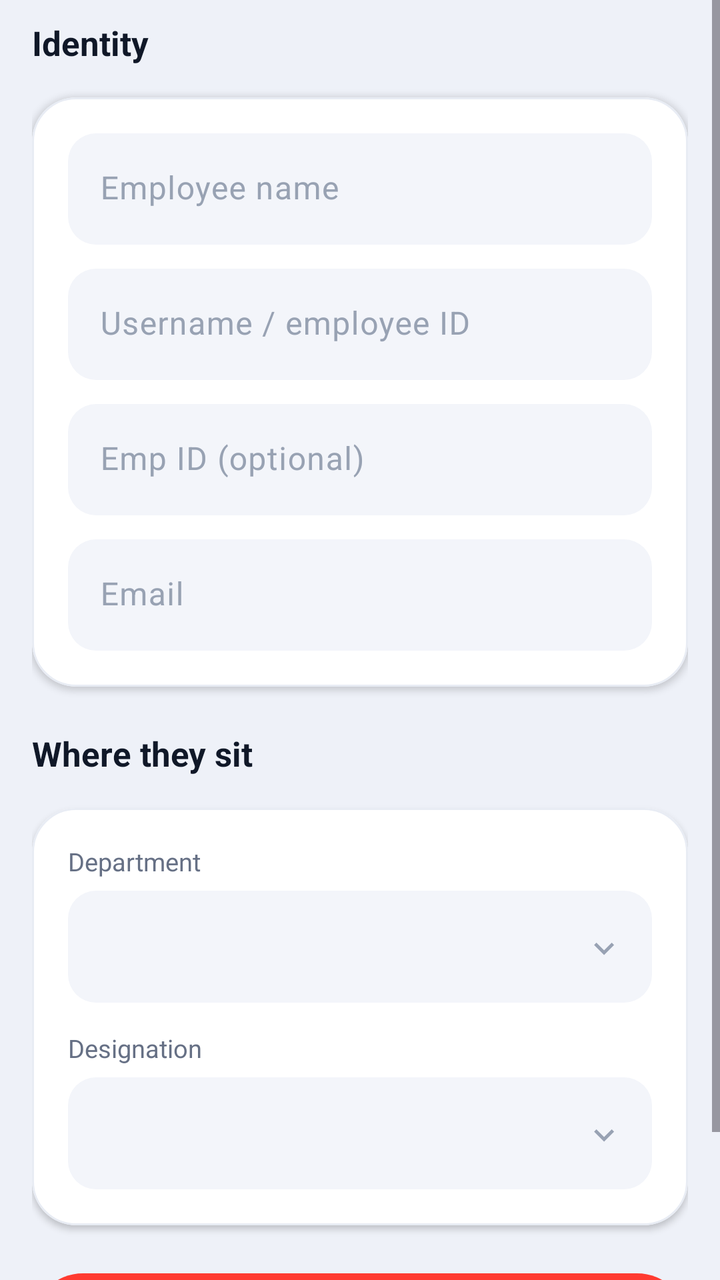
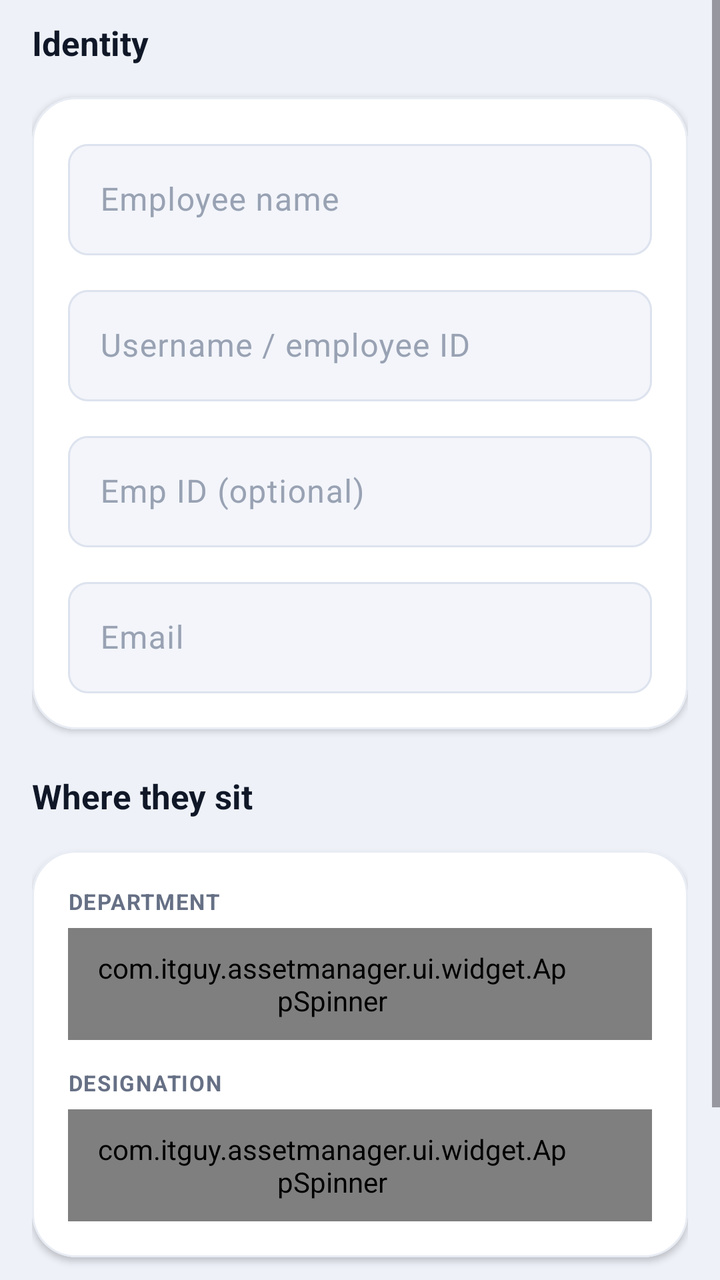

The first picture is an Android layout as it rendered before a commit; the second is the same layout after the commit. The layout source and the unified diff follow.
<!-- AndroidManifest.xml: application theme Theme.ItGuyAssets -->
<!-- res/layout/fragment_employee_edit.xml -->
<?xml version="1.0" encoding="utf-8"?>
<ScrollView xmlns:android="http://schemas.android.com/apk/res/android"
    xmlns:app="http://schemas.android.com/apk/res-auto"
    android:layout_width="match_parent"
    android:layout_height="match_parent"
    android:background="@color/page"
    android:clipToPadding="false"
    android:fillViewport="true">

    <LinearLayout
        android:layout_width="match_parent"
        android:layout_height="wrap_content"
        android:orientation="vertical"
        android:paddingStart="16dp"
        android:paddingEnd="16dp"
        android:paddingTop="6dp"
        android:paddingBottom="32dp">

        <TextView style="@style/SectionLabel" android:layout_marginTop="4dp" android:text="Identity" />

        <com.google.android.material.card.MaterialCardView style="@style/Card">
            <LinearLayout
                android:layout_width="match_parent"
                android:layout_height="wrap_content"
                android:orientation="vertical"
                android:padding="18dp">

                <com.google.android.material.textfield.TextInputLayout
                    style="@style/Field"
                    android:layout_width="match_parent"
                    android:layout_height="wrap_content"
                    android:hint="Employee name">
                    <com.google.android.material.textfield.TextInputEditText
                        android:id="@+id/fEmployeeName"
                        android:layout_width="match_parent"
                        android:layout_height="wrap_content"
                        android:inputType="textPersonName|textCapWords"
                        android:textColor="@color/text_strong" />
                </com.google.android.material.textfield.TextInputLayout>

                <com.google.android.material.textfield.TextInputLayout
                    style="@style/Field"
                    android:layout_width="match_parent"
                    android:layout_height="wrap_content"
                    android:layout_marginTop="12dp"
                    android:hint="Username / employee ID">
                    <com.google.android.material.textfield.TextInputEditText
                        android:id="@+id/fEmployeeID"
                        android:layout_width="match_parent"
                        android:layout_height="wrap_content"
                        android:textColor="@color/text_strong" />
                </com.google.android.material.textfield.TextInputLayout>

                <com.google.android.material.textfield.TextInputLayout
                    style="@style/Field"
                    android:layout_width="match_parent"
                    android:layout_height="wrap_content"
                    android:layout_marginTop="12dp"
                    android:hint="Emp ID (optional)">
                    <com.google.android.material.textfield.TextInputEditText
                        android:id="@+id/fEmpCode"
                        android:layout_width="match_parent"
                        android:layout_height="wrap_content"
                        android:textColor="@color/text_strong" />
                </com.google.android.material.textfield.TextInputLayout>

                <com.google.android.material.textfield.TextInputLayout
                    style="@style/Field"
                    android:layout_width="match_parent"
                    android:layout_height="wrap_content"
                    android:layout_marginTop="12dp"
                    android:hint="Email">
                    <com.google.android.material.textfield.TextInputEditText
                        android:id="@+id/fEmail"
                        android:layout_width="match_parent"
                        android:layout_height="wrap_content"
                        android:inputType="textEmailAddress"
                        android:textColor="@color/text_strong" />
                </com.google.android.material.textfield.TextInputLayout>
            </LinearLayout>
        </com.google.android.material.card.MaterialCardView>

        <TextView style="@style/SectionLabel" android:text="Where they sit" />

        <com.google.android.material.card.MaterialCardView style="@style/Card">
            <LinearLayout
                android:layout_width="match_parent"
                android:layout_height="wrap_content"
                android:orientation="vertical"
                android:padding="18dp">

                <TextView style="@style/FieldLabel" android:layout_marginTop="0dp" android:text="Department" />
                <Spinner android:id="@+id/fDepartment" style="@style/Dropdown" />

                <TextView style="@style/FieldLabel" android:text="Designation" />
                <Spinner android:id="@+id/fDesignation" style="@style/Dropdown" />
            </LinearLayout>
        </com.google.android.material.card.MaterialCardView>

        <TextView
            android:id="@+id/formError"
            android:layout_width="match_parent"
            android:layout_height="wrap_content"
            android:layout_marginTop="14dp"
            android:background="@drawable/card_soft"
            android:padding="12dp"
            android:textColor="@color/accent"
            android:textSize="13sp"
            android:visibility="gone" />

        <LinearLayout
            android:layout_width="match_parent"
            android:layout_height="wrap_content"
            android:layout_marginTop="20dp"
            android:orientation="horizontal">

            <com.google.android.material.button.MaterialButton
                android:id="@+id/deleteBtn"
                style="@style/ButtonPillQuiet"
                android:layout_width="0dp"
                android:layout_height="wrap_content"
                android:layout_marginEnd="10dp"
                android:layout_weight="1"
                android:text="Delete"
                android:visibility="gone" />

            <com.google.android.material.button.MaterialButton
                android:id="@+id/saveBtn"
                style="@style/ButtonPill"
                android:layout_width="0dp"
                android:layout_height="wrap_content"
                android:layout_weight="1"
                android:text="Save" />
        </LinearLayout>

        <ProgressBar
            android:id="@+id/formProgress"
            android:layout_width="wrap_content"
            android:layout_height="wrap_content"
            android:layout_gravity="center"
            android:layout_marginTop="16dp"
            android:indeterminateTint="@color/accent"
            android:visibility="gone" />
    </LinearLayout>
</ScrollView>
<!-- resources referenced by this layout -->
<resources>
  <color name="accent">#FF3B30</color>
  <color name="page">#EEF1F8</color>
  <color name="text_strong">#101828</color>
  <style name="ButtonPill" parent="Widget.Material3.Button">
          <item name="cornerRadius">28dp</item>
          <item name="android:minHeight">54dp</item>
          <item name="android:paddingTop">15dp</item>
          <item name="android:paddingBottom">15dp</item>
          <item name="android:textAllCaps">false</item>
          <item name="android:textSize">15.5sp</item>
          <item name="android:textStyle">bold</item>
          <item name="android:letterSpacing">0</item>
      </style>
  <style name="ButtonPillQuiet" parent="Widget.Material3.Button.TonalButton">
          <item name="cornerRadius">28dp</item>
          <item name="android:minHeight">50dp</item>
          <item name="android:textAllCaps">false</item>
          <item name="android:textSize">14.5sp</item>
      </style>
  <style name="Field" parent="Widget.Material3.TextInputLayout.FilledBox">
          <item name="boxBackgroundColor">@color/field_fill</item>
          <item name="boxStrokeColor">@color/accent</item>
          <item name="boxStrokeWidth">0dp</item>
          <item name="boxStrokeWidthFocused">2dp</item>
          <item name="boxCornerRadiusTopStart">14dp</item>
          <item name="boxCornerRadiusTopEnd">14dp</item>
          <item name="boxCornerRadiusBottomStart">14dp</item>
          <item name="boxCornerRadiusBottomEnd">14dp</item>
          <item name="hintTextColor">@color/text_soft</item>
          <item name="android:textColorHint">@color/text_faint</item>
      </style>
  <style name="FieldLabel">
          <item name="android:layout_width">wrap_content</item>
          <item name="android:layout_height">wrap_content</item>
          <item name="android:layout_marginTop">14dp</item>
          <item name="android:layout_marginBottom">6dp</item>
          <item name="android:textColor">@color/text_soft</item>
          <item name="android:textSize">12.5sp</item>
      </style>
  <color name="card">#FFFFFF</color>
  <color name="card_line">#E8ECF4</color>
  <!-- drawable dropdown_bg (drawable) -->
  <?xml version="1.0" encoding="utf-8"?>
  <layer-list xmlns:android="http://schemas.android.com/apk/res/android">
      <item>
          <shape android:shape="rectangle">
              <solid android:color="@color/field_fill" />
              <corners android:radius="14dp" />
          </shape>
      </item>
      <item
          android:drawable="@drawable/ic_chevron_down"
          android:gravity="center_vertical|end"
          android:end="14dp"
          android:width="20dp"
          android:height="20dp" />
  </layer-list>
  <color name="field_fill">#F3F5FA</color>
  <color name="text_soft">#667085</color>
  <color name="text_faint">#98A2B3</color>
  <color name="on_accent">#FFFFFF</color>
  <color name="accent_container">#FFE3E0</color>
  <color name="bg">#F5F7FB</color>
  <color name="surface">#FFFFFF</color>
  <color name="surface_variant">#EDF0F6</color>
  <color name="text">#141B26</color>
  <color name="muted">#5C6A80</color>
  <color name="outline">#DCE1EA</color>
  <style name="Button.IT" parent="Widget.Material3.Button">
          <item name="cornerRadius">16dp</item>
          <item name="android:paddingTop">15dp</item>
          <item name="android:paddingBottom">15dp</item>
          <item name="android:textAllCaps">false</item>
          <item name="android:textSize">15sp</item>
          <item name="android:letterSpacing">0.01</item>
      </style>
  <style name="DialogShape">
          <item name="cornerFamily">rounded</item>
          <item name="cornerSize">26dp</item>
      </style>
  <!-- unchanged entries left out for length: 12 -->
</resources>

<!-- the commit's change to res/layout/fragment_employee_edit.xml (unified diff, before → after) -->
@@ -90,10 +90,10 @@
                 android:padding="18dp">
 
                 <TextView style="@style/FieldLabel" android:layout_marginTop="0dp" android:text="Department" />
-                <Spinner android:id="@+id/fDepartment" style="@style/Dropdown" />
+                <com.itguy.assetmanager.ui.widget.AppSpinner android:id="@+id/fDepartment" style="@style/Dropdown" />
 
                 <TextView style="@style/FieldLabel" android:text="Designation" />
-                <Spinner android:id="@+id/fDesignation" style="@style/Dropdown" />
+                <com.itguy.assetmanager.ui.widget.AppSpinner android:id="@+id/fDesignation" style="@style/Dropdown" />
             </LinearLayout>
         </com.google.android.material.card.MaterialCardView>
 
<!-- resource entries referenced after the edit -->
@@ -4,7 +4,7 @@
   <color name="page">#EEF1F8</color>
   <color name="text_strong">#101828</color>
   <style name="ButtonPill" parent="Widget.Material3.Button">
-          <item name="cornerRadius">28dp</item>
+          <item name="cornerRadius">12dp</item>
           <item name="android:minHeight">54dp</item>
           <item name="android:paddingTop">15dp</item>
           <item name="android:paddingBottom">15dp</item>
@@ -14,20 +14,21 @@
           <item name="android:letterSpacing">0</item>
       </style>
   <style name="ButtonPillQuiet" parent="Widget.Material3.Button.TonalButton">
-          <item name="cornerRadius">28dp</item>
+          <item name="cornerRadius">12dp</item>
           <item name="android:minHeight">50dp</item>
           <item name="android:textAllCaps">false</item>
           <item name="android:textSize">14.5sp</item>
       </style>
-  <style name="Field" parent="Widget.Material3.TextInputLayout.FilledBox">
+  <style name="Field" parent="Widget.Material3.TextInputLayout.OutlinedBox">
+          <item name="boxBackgroundMode">outline</item>
           <item name="boxBackgroundColor">@color/field_fill</item>
-          <item name="boxStrokeColor">@color/accent</item>
-          <item name="boxStrokeWidth">0dp</item>
+          <item name="boxStrokeColor">@color/field_stroke</item>
+          <item name="boxStrokeWidth">1dp</item>
           <item name="boxStrokeWidthFocused">2dp</item>
-          <item name="boxCornerRadiusTopStart">14dp</item>
-          <item name="boxCornerRadiusTopEnd">14dp</item>
-          <item name="boxCornerRadiusBottomStart">14dp</item>
-          <item name="boxCornerRadiusBottomEnd">14dp</item>
+          <item name="boxCornerRadiusTopStart">10dp</item>
+          <item name="boxCornerRadiusTopEnd">10dp</item>
+          <item name="boxCornerRadiusBottomStart">10dp</item>
+          <item name="boxCornerRadiusBottomEnd">10dp</item>
           <item name="hintTextColor">@color/text_soft</item>
           <item name="android:textColorHint">@color/text_faint</item>
       </style>
@@ -37,7 +38,11 @@
           <item name="android:layout_marginTop">14dp</item>
           <item name="android:layout_marginBottom">6dp</item>
           <item name="android:textColor">@color/text_soft</item>
-          <item name="android:textSize">12.5sp</item>
+          
+          <item name="android:textSize">11sp</item>
+          <item name="android:textStyle">bold</item>
+          <item name="android:letterSpacing">0.05</item>
+          <item name="android:textAllCaps">true</item>
       </style>
   <color name="card">#FFFFFF</color>
   <color name="card_line">#E8ECF4</color>
@@ -47,7 +52,9 @@
       <item>
           <shape android:shape="rectangle">
               <solid android:color="@color/field_fill" />
-              <corners android:radius="14dp" />
+              
+              <stroke android:width="1dp" android:color="@color/field_line" />
+              <corners android:radius="10dp" />
           </shape>
       </item>
       <item
@@ -60,6 +67,7 @@
   <color name="field_fill">#F3F5FA</color>
   <color name="text_soft">#667085</color>
   <color name="text_faint">#98A2B3</color>
+  <color name="field_line">#DDE3EE</color>
   <color name="on_accent">#FFFFFF</color>
   <color name="accent_container">#FFE3E0</color>
   <color name="bg">#F5F7FB</color>
@@ -69,7 +77,7 @@
   <color name="muted">#5C6A80</color>
   <color name="outline">#DCE1EA</color>
   <style name="Button.IT" parent="Widget.Material3.Button">
-          <item name="cornerRadius">16dp</item>
+          <item name="cornerRadius">12dp</item>
           <item name="android:paddingTop">15dp</item>
           <item name="android:paddingBottom">15dp</item>
           <item name="android:textAllCaps">false</item>
